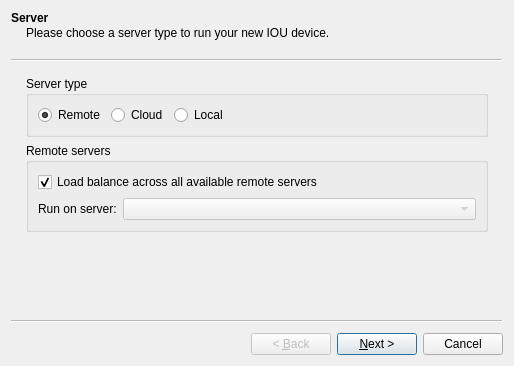
Before: the Qt Designer form gns3/modules/iou/ui/iou_device_wizard.ui in GNS3/gns3-gui, drawn with Qt 5.
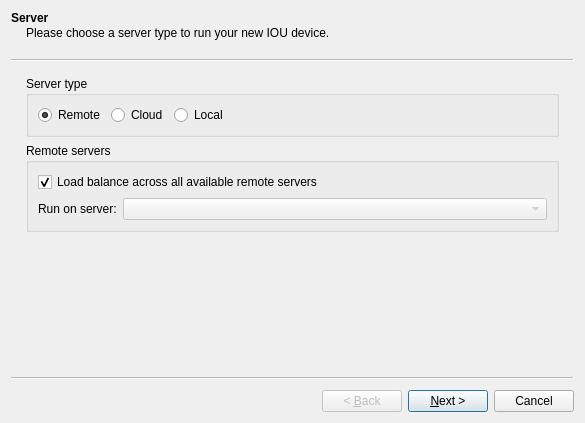
After: the same form once the commit is applied.

What changed in the file:
```diff
--- a/gns3/modules/iou/ui/iou_device_wizard.ui
+++ b/gns3/modules/iou/ui/iou_device_wizard.ui
@@ -6,8 +6,8 @@
    <rect>
     <x>0</x>
     <y>0</y>
-    <width>514</width>
-    <height>366</height>
+    <width>585</width>
+    <height>423</height>
    </rect>
   </property>
   <property name="windowTitle">
```
Left out of the diff: 92 changed lines with no effect on the pictures. Lines whose indentation alone changed are shown as unchanged.
